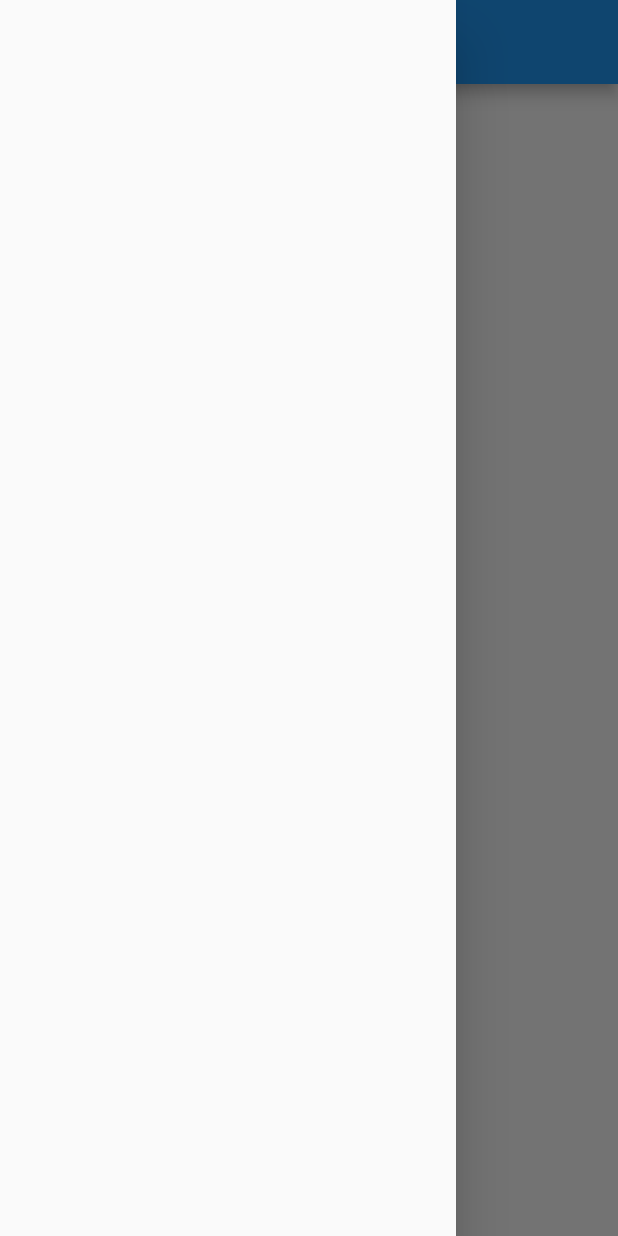
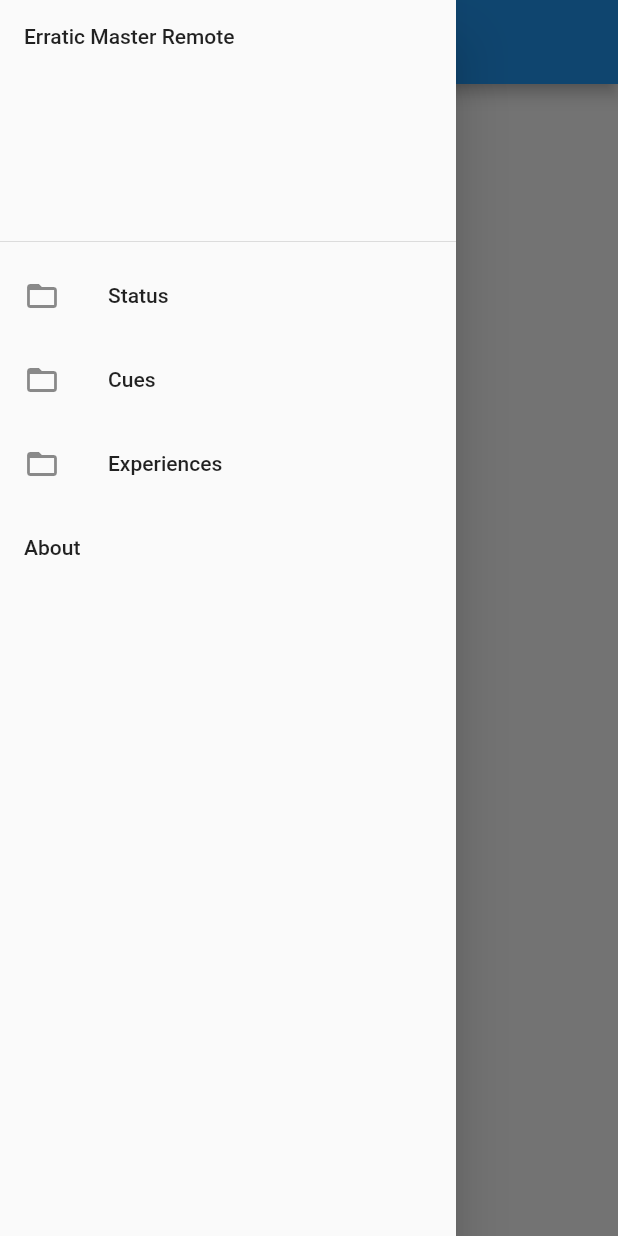
Before and after one commit to MacFurax/flutter_test_drawer, a Flutter app: the screen it shows after launch, with the side drawer open, on a phone screen of 412 x 824 dp. Run offline on Flutter 3.47's test engine with Material 2 defaults, Android fonts, the phone set to English and light mode, and no system bars.

Commit message:
Add items in drawer menu

```diff
--- a/lib/main.dart
+++ b/lib/main.dart
@@ -9,9 +9,33 @@ class MyApp extends StatelessWidget {
     return new MaterialApp(
       home: Scaffold(
       appBar: AppBar(
-        title: Text("Test Drawer"),
+        title: Text("Erratic Master Remote"),
       ),
-      drawer: Drawer(),
+      drawer: Drawer(
+        child: ListView(
+          children: <Widget>[
+            DrawerHeader(
+              child: Text("Erratic Master Remote"),
+            ),
+            ListTile(
+              leading: const Icon(Icons.folder_open),
+              title: const Text('Status'),
+              onTap: (){
+                print('Click on Status');
+              }
+            ),
+            ListTile(
+              leading: const Icon(Icons.folder_open),
+              title: const Text("Cues"),
+            ),
+            ListTile(
+              leading: const Icon(Icons.folder_open),
+              title: const Text("Experiences"),
+            ),
+            AboutListTile(),
+          ]
+        ),
+      ),
     )
     );
 
```
